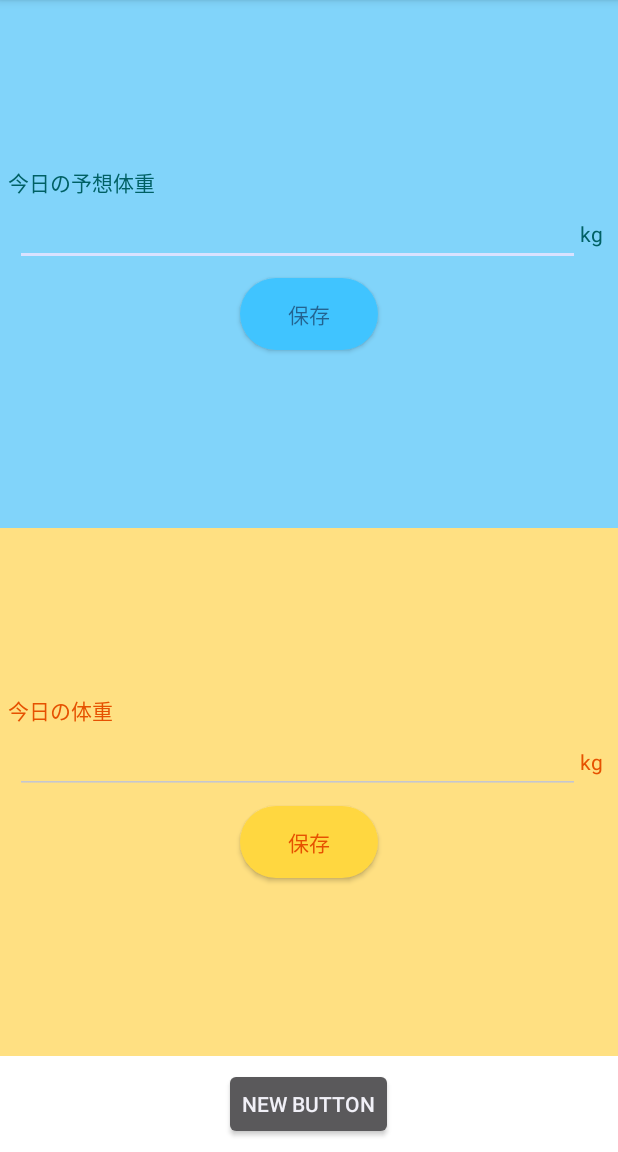
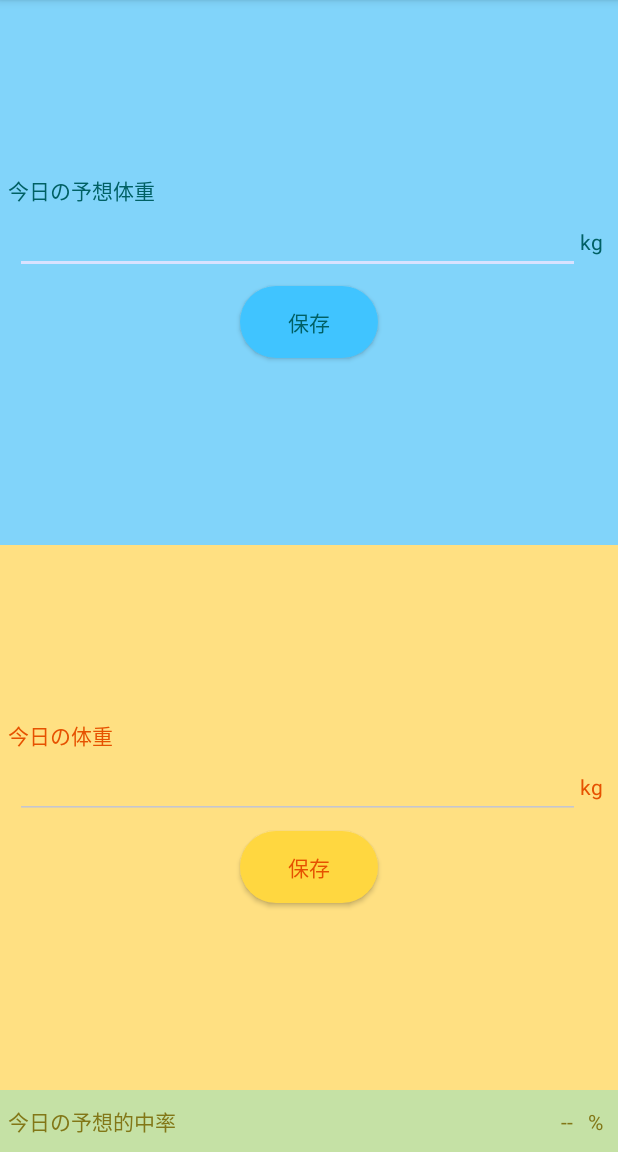
Before and after one commit to kotaoue/weingo, an Android app: the RecordInputActivity screen opened directly, with no data from a screen before it, on a phone screen of 412 x 824 dp, the part 84-1236 px from its top. Run offline under Robolectric (Android 15) with nearby library versions, the phone set to English and light mode, and no system bars.

Commit message:
[kotaoue]予想的中の計算結果を出すようにする。

```diff
--- a/main/src/main/java/me/oue/weingo/main/RecordInputActivity.java
+++ b/main/src/main/java/me/oue/weingo/main/RecordInputActivity.java
@@ -1,8 +1,13 @@
 package me.oue.weingo.main;
 
 import android.app.Activity;
+import android.content.res.Resources;
 import android.os.Bundle;
+import android.util.Log;
+import android.view.View;
 import android.widget.Button;
+import android.widget.EditText;
+import android.widget.TextView;
 
 public class RecordInputActivity extends Activity {
     @Override
@@ -10,11 +15,109 @@ public class RecordInputActivity extends Activity {
         super.onCreate(savedInstanceState);
         setContentView(R.layout.record_input);
 
+        // ボタンの初期設定
+        initButtonStatus();
+
+        // 予想的中率の計算
+        calcResult();
+    }
+
+    /*
+     ボタンの初期設定
+     */
+    private void initButtonStatus() {
+        // 予想体重の保存ボタンの準備
         Button buttonBefore = (Button) findViewById(R.id.buttonBefore);
-        buttonBefore.setTextColor(R.color.after_text);
-        // buttonBefore.setOnClickListener(this);
+        buttonBefore.setOnClickListener(beforeButtonClicked);
 
-        // TextView textview1=(TextView)findViewById(R.id.textview1);
-        // textview1.setTextColor(Color.RED);
+        // 確定体重のボタンの準備
+        Button buttonAfter = (Button) findViewById(R.id.buttonAfter);
+        buttonAfter.setOnClickListener(afterButtonClicked);
+    }
+
+    /*
+     予想体重ボタンクリック時の処理
+     */
+    private View.OnClickListener beforeButtonClicked = new View.OnClickListener() {
+        public void onClick(View v) {
+            Log.v("beforeButton", "onClick");
+            changeBeforeButtonDisabled();
+            calcResult();
+        }
+    };
+
+    /*
+     確定体重ボタンクリック時の処理
+     */
+    private View.OnClickListener afterButtonClicked = new View.OnClickListener() {
+        public void onClick(View v) {
+            Log.v("afterButton", "onClick");
+            changeAfterButtonDisabled();
+            calcResult();
+        }
+    };
+
+    /*
+     予想体重ボタンの表示・非表示を変更する。
+     */
+    private void changeBeforeButtonDisabled() {
+        EditText editTextBefore = (EditText) findViewById(R.id.editTextBefore);
+        // 予想体重のテキストが入っているかをチェック。
+        if (editTextBefore.getText().toString().length() > 0) {
+            // ボタンを非表示にする。
+            Button buttonBefore = (Button) findViewById(R.id.buttonBefore);
+            buttonBefore.setVisibility(View.INVISIBLE);
+
+            // テキストの入力もできないようにする。
+            editTextBefore.setFocusable(false);
+            editTextBefore.setFocusableInTouchMode(false);
+            editTextBefore.setEnabled(false);
+        }
+    }
+
+    /*
+     確定体重ボタンの表示・非表示を変更する。
+     */
+    private void changeAfterButtonDisabled() {
+        EditText editTextAfter = (EditText) findViewById(R.id.editTextAfter);
+        // 確定体重のテキストが入っているかをチェック。
+        if (editTextAfter.getText().toString().length() > 0) {
+            // ボタンを非表示にする。
+            Button buttonAfter = (Button) findViewById(R.id.buttonAfter);
+            buttonAfter.setVisibility(View.INVISIBLE);
+
+            // テキストの入力もできないようにする。
+            editTextAfter.setFocusable(false);
+            editTextAfter.setFocusableInTouchMode(false);
+            editTextAfter.setEnabled(false);
+        }
+    }
+
+    /*
+    　予想的中率を計算
+     */
+    private void calcResult() {
+        EditText editTextBefore = (EditText) findViewById(R.id.editTextBefore);
+        EditText editTextAfter = (EditText) findViewById(R.id.editTextAfter);
+        // 予想体重・確定体重のテキストが入っているかをチェック。
+        if (editTextBefore.getText().toString().length() > 0 && editTextAfter.getText().toString().length() > 0) {
+            // 確定体重 / 予想体重 で 予想的中率を判断
+            Float result = (Float.parseFloat(editTextAfter.getText().toString()) / Float.parseFloat(editTextBefore.getText().toString())) * 100f;
+
+            TextView textViewResultValue = (TextView) findViewById(R.id.textViewResultValue);
+            textViewResultValue.setText(result.toString());
+
+            // 的中率に応じて、色を変更。
+            Resources resources = getResources();
+            if (result > 110f) {
+                textViewResultValue.setTextColor(resources.getColor(R.color.error));
+            }
+            else if(result > 105f){
+                textViewResultValue.setTextColor(resources.getColor(R.color.warning));
+            }
+            else if(result < 95f) {
+                textViewResultValue.setTextColor(resources.getColor(R.color.good));
+            }
+        }
     }
 }
--- a/main/src/main/java/me/oue/weingo/main/RecordViewActivity.java
+++ b/main/src/main/java/me/oue/weingo/main/RecordViewActivity.java
@@ -8,8 +8,6 @@ public class RecordViewActivity extends Activity {
     @Override
     public void onCreate(Bundle savedInstanceState) {
         super.onCreate(savedInstanceState);
-        TextView textview = new TextView(this);
-        textview.setText("This is the second tab");
-        setContentView(textview);
+        setContentView(R.layout.record_view);
     }
 }
--- a/main/src/main/res/drawable/after_tab.xml
+++ b/main/src/main/res/drawable/after_tab.xml
@@ -2,11 +2,11 @@
 <selector xmlns:android="http://schemas.android.com/apk/res/android">
     <!--選択されているとき-->
     <item android:state_selected="true">
-        <color android:color="@color/after_bg" />
+        <color android:color="@color/after_accent" />
     </item>
 
     <!--選択されていないとき-->
     <item android:state_selected="false">
-        <color android:color="@color/after_accent" />
+        <color android:color="@color/sub_bg" />
     </item>
 </selector>
--- a/main/src/main/res/layout/record_input.xml
+++ b/main/src/main/res/layout/record_input.xml
@@ -10,7 +10,7 @@
         android:id="@+id/tab_main"
         android:layout_width="match_parent"
         android:layout_height="match_parent"
-        android:background="#ffffff"
+        android:background="@color/before_accent"
         android:orientation="vertical">
 
         <LinearLayout
@@ -46,7 +46,7 @@
                     android:layout_height="wrap_content"
                     android:layout_marginLeft="10dp"
                     android:layout_weight="1"
-                    android:inputType="number" />
+                    android:inputType="numberDecimal" />
 
                 <TextView
                     android:id="@+id/textViewBeforeUnit"
@@ -103,7 +103,7 @@
                     android:layout_height="wrap_content"
                     android:layout_marginLeft="10dp"
                     android:layout_weight="1"
-                    android:inputType="number" />
+                    android:inputType="numberDecimal" />
 
                 <TextView
                     android:id="@+id/textViewAfterUnit"
@@ -127,14 +127,42 @@
 
         </LinearLayout>
 
-        <Button
-            android:id="@+id/button"
-            android:layout_width="wrap_content"
+        <LinearLayout
+            android:layout_width="fill_parent"
             android:layout_height="wrap_content"
-            android:layout_gravity="center_horizontal|bottom"
-            android:layout_marginBottom="8dp"
-            android:layout_marginTop="8dp"
-            android:text="New Button" />
+            android:background="@color/result_accent"
+            android:orientation="horizontal"
+            android:paddingBottom="10dp"
+            android:paddingTop="10dp">
+
+            <TextView
+                android:id="@+id/textViewResult"
+                android:layout_width="wrap_content"
+                android:layout_height="wrap_content"
+                android:layout_marginLeft="5dp"
+                android:text="@string/result_title"
+                android:textColor="@color/result_text" />
+
+            <TextView
+                android:id="@+id/textViewResultValue"
+                android:layout_width="wrap_content"
+                android:layout_height="wrap_content"
+                android:layout_weight="1"
+                android:gravity="right"
+                android:paddingLeft="10dp"
+                android:paddingRight="10dp"
+                android:text="--"
+                android:textColor="@color/result_text" />
+
+            <TextView
+                android:id="@+id/textViewResultUnit"
+                android:layout_width="wrap_content"
+                android:layout_height="wrap_content"
+                android:layout_marginRight="10dp"
+                android:text="@string/result_unit"
+                android:textColor="@color/result_text" />
+
+        </LinearLayout>
 
     </LinearLayout>
 
--- a/main/src/main/res/values/color.xml
+++ b/main/src/main/res/values/color.xml
@@ -1,11 +1,18 @@
 <?xml version="1.0" encoding="utf-8"?>
 <resources>
     <color name="main_bg">#ffffff</color>
-    <color name="sub_bg">#cfd8dc</color>
+    <color name="sub_bg">#9e9e9e</color>
     <color name="before_bg">#40c4ff</color>
     <color name="before_accent">#81d4fa</color>
     <color name="before_text">#006064</color>
     <color name="after_bg">#ffd740</color>
     <color name="after_accent">#ffe082</color>
     <color name="after_text">#e65100</color>
+    <color name="result_bg">#b2ff59</color>
+    <color name="result_accent">#c5e1a5</color>
+    <color name="result_text">#827717</color>
+
+    <color name="error">#e51c23</color>
+    <color name="warning">#ff5722</color>
+    <color name="good">#3f51b5</color>
 </resources>
--- a/main/src/main/res/values/strings.xml
+++ b/main/src/main/res/values/strings.xml
@@ -8,5 +8,7 @@
     <string name="before_title">今日の予想体重</string>
     <string name="after_title">今日の体重</string>
     <string name="save_button_text">保存</string>
+    <string name="result_title">今日の予想的中率</string>
+    <string name="result_unit">%</string>
 
 </resources>
```
Also changed, not shown: main/src/main/res/drawable/before_tab.xml (+4 -4 lines), main/src/main/res/layout/record_view.xml (added, +23 -0 lines).
